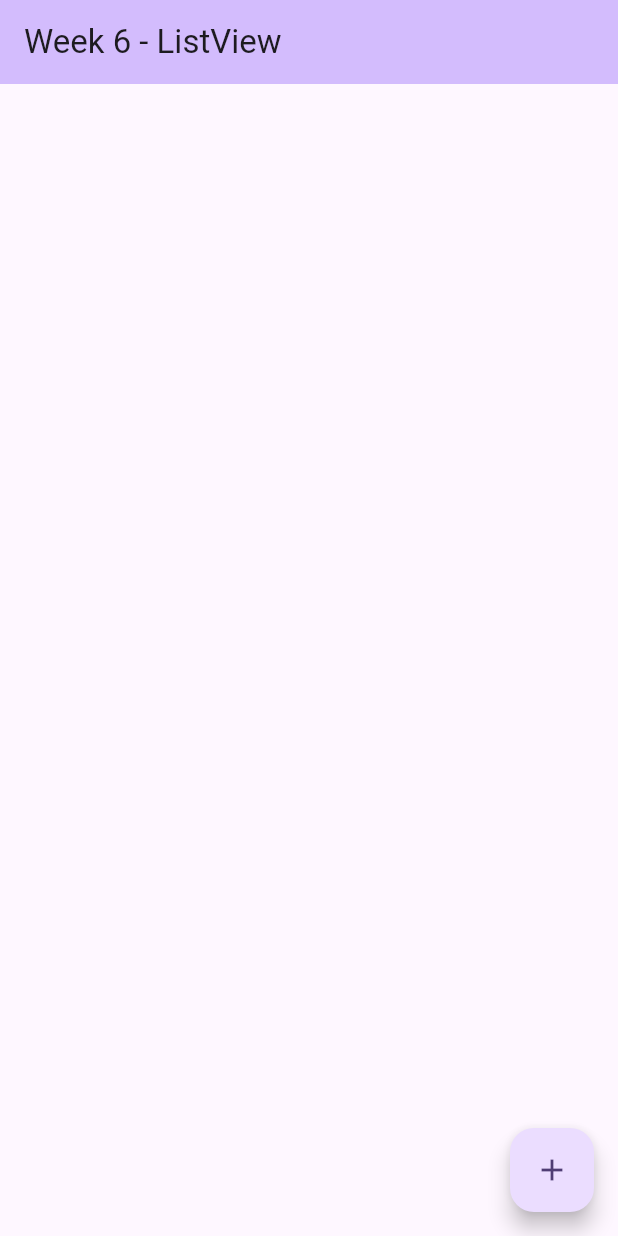
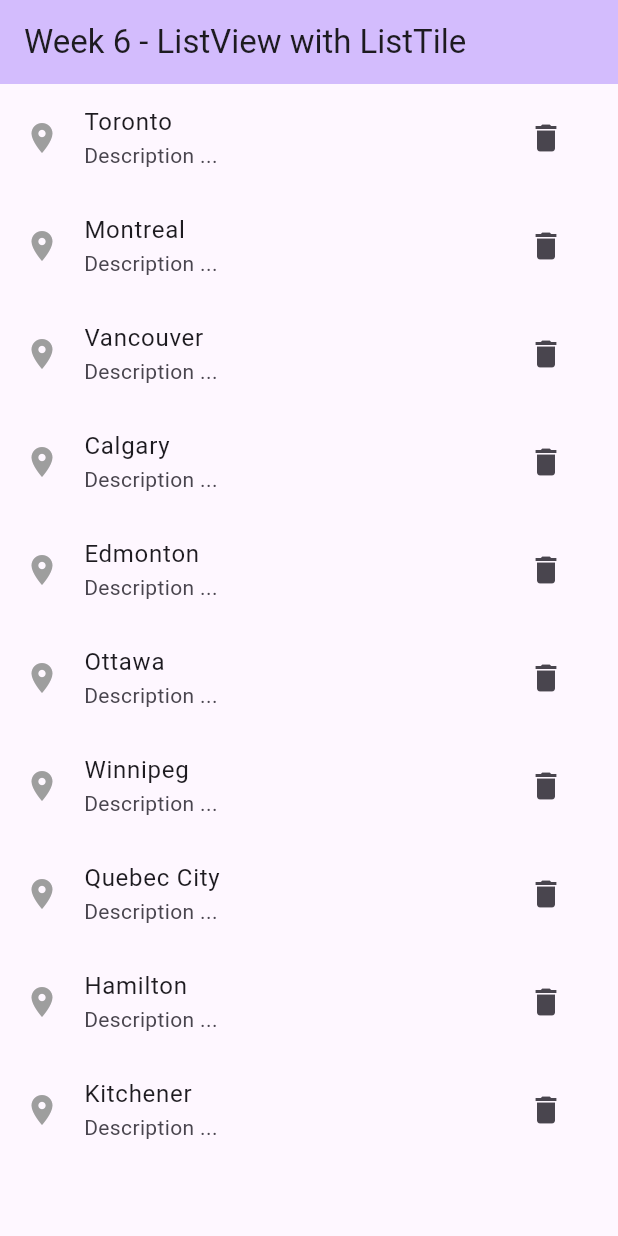
Before and after one commit to gourteacher/android_samples, a Flutter app: the screen it shows after launch, on a phone screen of 412 x 824 dp. Run offline on Flutter 3.47's test engine with Material 3 defaults, Android fonts, the phone set to English and light mode, and no system bars.

Commit message:
Week 6 - Using Listview with ListTile

```diff
--- a/lib/main.dart
+++ b/lib/main.dart
@@ -1,6 +1,6 @@
-import 'dart:math';
+import 'package:flutter/material.dart';
 
-import 'package:flutter/material.dart';
+//  Week 6 - ListView with ListTile
 
 void main() {
   runApp(const MyApp());
@@ -13,13 +13,13 @@ class MyApp extends StatelessWidget {
   @override
   Widget build(BuildContext context) {
     return MaterialApp(
-      title: 'Android Samples',
+      title: 'Android Week 6',
       theme: ThemeData(
-        // This is the theme of your application.
         colorScheme: ColorScheme.fromSeed(seedColor: Colors.deepPurple),
         useMaterial3: true,
       ),
-      home: const MyHomePage(title: 'Week 6 - ListView'),
+      home: const MyHomePage(title: 'Week 6 - ListView with ListTile'),
+      debugShowCheckedModeBanner: false,
     );
   }
 }
@@ -33,80 +33,44 @@ class MyHomePage extends StatefulWidget {
 }
 
 class _MyHomePageState extends State<MyHomePage> {
-  var wordsArray = <String>[ ];
-
-  @override //same as in java
-  void initState() {
-    super.initState(); //call the parent initState()
-  }
-
-  @override
-  void dispose()
-  {
-    super.dispose();
-  }
-
+  var myCities = <String>[
+    "Toronto",
+    "Montreal",
+    "Vancouver",
+    "Calgary",
+    "Edmonton",
+    "Ottawa",
+    "Winnipeg",
+    "Quebec City",
+    "Hamilton",
+    "Kitchener"
+  ];
   @override
   Widget build(BuildContext context) {
     return Scaffold(
-        appBar: AppBar( backgroundColor: Theme.of(context).colorScheme.inversePrimary, title: Text(widget.title)),
-        body: ListPage(),
-        floatingActionButton:
-        FloatingActionButton(onPressed: addItem,
-            tooltip: 'Add Item',
-            child: const Icon(Icons.add)
-        )
-    );
-  }
-
-  void addItem() {
-    setState(() {
-      wordsArray.add("Item " + " ${wordsArray.length+1}");
-    });
-  }
-
-  Widget ListPage(){
-    return Center(
-      child: Column(
-        mainAxisAlignment: MainAxisAlignment.center,
-        children: <Widget>[
-          Expanded(child:
-          ListView.builder(
-              itemCount:wordsArray.length,
-              itemBuilder: (context, rowNum) { return
-                Row( mainAxisAlignment: MainAxisAlignment.spaceAround,
-                    children:[
-                      Text("${1+rowNum}: ${wordsArray[rowNum]} "),
-                      GestureDetector(
-                        onTap: () {
-                          setState(() {
-                            wordsArray[rowNum] = wordsArray[rowNum].toUpperCase();
-                          });
-                        },
-                        child: const Icon(Icons.arrow_upward),
-                      ),
-                      GestureDetector(
-                        onDoubleTap: () {
-                          setState(() {
-                            wordsArray[rowNum] = wordsArray[rowNum].toLowerCase();
-                          });
-                        },
-                        child: const Icon(Icons.arrow_downward),
-                      ),
-                      GestureDetector(
-                        onLongPress: () {
-                          setState(() {
-                            wordsArray.removeAt(rowNum);
-                          });
-                        },
-                        child: const Icon(Icons.delete),
-                      ),
-                    ]
-                );
-              }
-          ),
-          ),
-        ],
+      appBar: AppBar(
+          backgroundColor: Theme.of(context).colorScheme.inversePrimary,
+          title: Text(widget.title)),
+      body: ListView.builder(
+        itemCount: myCities.length,
+        itemBuilder: (context, index) {
+          return ListTile(
+            title: Text(myCities[index]),
+            subtitle: Text("Description ..."),
+            leading: const Icon(Icons.location_on, color: Colors.grey),
+            onTap: () {
+              print(myCities[index]);
+            },
+            trailing: IconButton(
+              icon: const Icon(Icons.delete),
+              onPressed: () {
+                setState(() {
+                  myCities.removeAt(index);
+                });
+              },
+            ),
+          );
+        },
       ),
     );
   }
```
